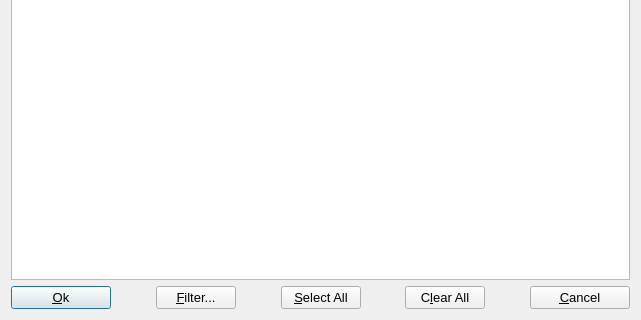
First picture: the form in gems3/vizor4/dlg4/KeyDialog4.ui, repository gemshub/GEMSGUI, before the edit; both pictures show x 0 to 641 and y 155 to 475 of the 641 by 475 pixel window.
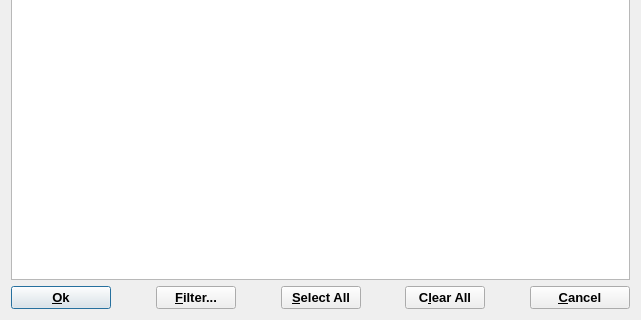
Second picture: the form after the edit.

```diff
--- a/gems3/vizor4/dlg4/KeyDialog4.ui
+++ b/gems3/vizor4/dlg4/KeyDialog4.ui
@@ -135,6 +135,12 @@
          <height>0</height>
         </size>
        </property>
+       <property name="font">
+        <font>
+         <weight>75</weight>
+         <bold>true</bold>
+        </font>
+       </property>
        <property name="text">
         <string>&amp;Ok</string>
        </property>
@@ -170,6 +176,12 @@
          <verstretch>0</verstretch>
         </sizepolicy>
        </property>
+       <property name="font">
+        <font>
+         <weight>75</weight>
+         <bold>true</bold>
+        </font>
+       </property>
        <property name="toolTip">
         <string>Here you can specify a template to filter a large list of record keys</string>
        </property>
@@ -202,6 +214,12 @@
          <verstretch>0</verstretch>
         </sizepolicy>
        </property>
+       <property name="font">
+        <font>
+         <weight>75</weight>
+         <bold>true</bold>
+        </font>
+       </property>
        <property name="toolTip">
         <string>Here you can selected all list of record keys</string>
        </property>
@@ -234,6 +252,12 @@
          <verstretch>0</verstretch>
         </sizepolicy>
        </property>
+       <property name="font">
+        <font>
+         <weight>75</weight>
+         <bold>true</bold>
+        </font>
+       </property>
        <property name="toolTip">
         <string>Here you can clearing all selection</string>
        </property>
@@ -272,6 +296,12 @@
          <height>0</height>
         </size>
        </property>
+       <property name="font">
+        <font>
+         <weight>75</weight>
+         <bold>true</bold>
+        </font>
+       </property>
        <property name="text">
         <string>&amp;Cancel</string>
        </property>
```
